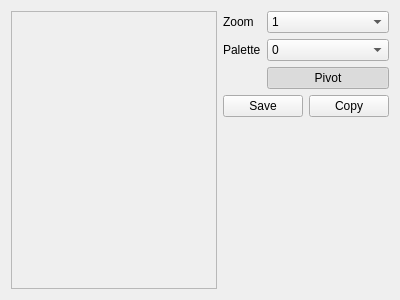
Qt form qt/tabvram.ui (Lupinzar/gssex) before a commit.
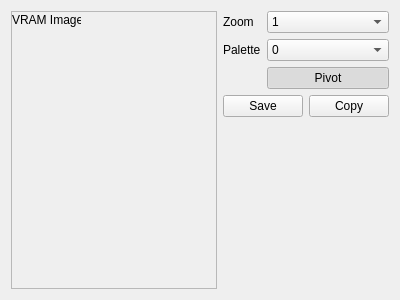
The same form after that commit.

Commit message: Glue VRAM render to UI

Diff of the .ui file:
```diff
--- a/qt/tabvram.ui
+++ b/qt/tabvram.ui
@@ -15,7 +15,16 @@
   </property>
   <layout class="QHBoxLayout" name="horizontalLayout_2">
    <item>
-    <widget class="QScrollArea" name="scrollArea">
+    <widget class="QScrollArea" name="scroll_area">
+     <property name="verticalScrollBarPolicy">
+      <enum>Qt::ScrollBarPolicy::ScrollBarAsNeeded</enum>
+     </property>
+     <property name="horizontalScrollBarPolicy">
+      <enum>Qt::ScrollBarPolicy::ScrollBarAsNeeded</enum>
+     </property>
+     <property name="sizeAdjustPolicy">
+      <enum>QAbstractScrollArea::SizeAdjustPolicy::AdjustToContents</enum>
+     </property>
      <property name="widgetResizable">
       <bool>true</bool>
      </property>
@@ -28,6 +37,34 @@
         <height>280</height>
        </rect>
       </property>
+      <property name="sizePolicy">
+       <sizepolicy hsizetype="Expanding" vsizetype="Expanding">
+        <horstretch>0</horstretch>
+        <verstretch>0</verstretch>
+       </sizepolicy>
+      </property>
+      <widget class="QLabel" name="main_label">
+       <property name="geometry">
+        <rect>
+         <x>0</x>
+         <y>0</y>
+         <width>69</width>
+         <height>16</height>
+        </rect>
+       </property>
+       <property name="sizePolicy">
+        <sizepolicy hsizetype="Fixed" vsizetype="Fixed">
+         <horstretch>0</horstretch>
+         <verstretch>0</verstretch>
+        </sizepolicy>
+       </property>
+       <property name="text">
+        <string>VRAM Image</string>
+       </property>
+       <property name="scaledContents">
+        <bool>false</bool>
+       </property>
+      </widget>
      </widget>
     </widget>
    </item>
```
Left out of the diff: 14 changed lines with no effect on the pictures. The commit also changes 7 other files.
